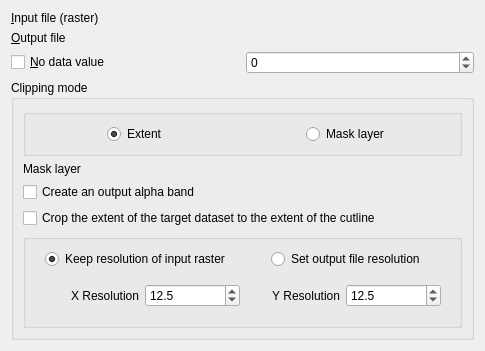
Before: the Qt Designer form python/plugins/GdalTools/tools/widgetClipper.ui in qgis/QGIS, drawn with Qt 5.
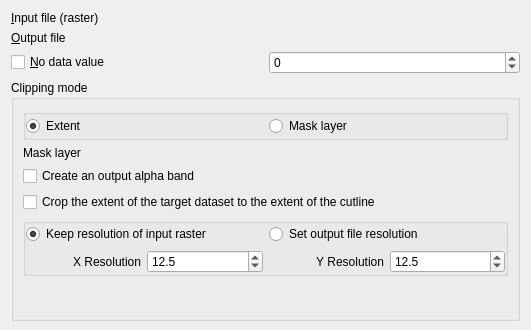
After: the same form once the commit is applied. Custom widgets are drawn as their Qt base class.

Commit message: [GdalTools] minor changes to ui and code (follow 32be4756)

Patch:
```diff
--- a/python/plugins/GdalTools/tools/widgetClipper.ui
+++ b/python/plugins/GdalTools/tools/widgetClipper.ui
@@ -6,8 +6,8 @@
    <rect>
     <x>0</x>
     <y>0</y>
-    <width>485</width>
-    <height>341</height>
+    <width>531</width>
+    <height>330</height>
    </rect>
   </property>
   <property name="sizePolicy">
@@ -20,6 +20,9 @@
    <string>Clipper</string>
   </property>
   <layout class="QVBoxLayout" name="verticalLayout">
+   <property name="bottomMargin">
+    <number>9</number>
+   </property>
    <item>
     <layout class="QGridLayout" name="gridLayout">
      <item row="0" column="0">
@@ -73,6 +76,9 @@
       <string>Clipping mode</string>
      </property>
      <layout class="QGridLayout" name="gridLayout_2">
+      <property name="bottomMargin">
+       <number>0</number>
+      </property>
       <item row="1" column="0" colspan="2">
        <widget class="QStackedWidget" name="modeStackedWidget">
         <property name="currentIndex">
@@ -95,6 +101,19 @@
           <item row="0" column="0">
            <widget class="GdalToolsExtentSelector" name="extentSelector" native="true"/>
           </item>
+          <item row="1" column="0">
+           <spacer name="verticalSpacer_2">
+            <property name="orientation">
+             <enum>Qt::Vertical</enum>
+            </property>
+            <property name="sizeHint" stdset="0">
+             <size>
+              <width>20</width>
+              <height>40</height>
+             </size>
+            </property>
+           </spacer>
+          </item>
          </layout>
         </widget>
         <widget class="QWidget" name="page_2">
@@ -111,126 +130,131 @@
           <property name="bottomMargin">
            <number>0</number>
           </property>
-          <item row="0" column="1">
-           <widget class="GdalToolsInOutSelector" name="maskSelector" native="true"/>
-          </item>
-          <item row="2" column="0">
-           <widget class="QCheckBox" name="cropToCutlineCheck">
-            <property name="text">
-             <string>Crop the extent of the target dataset to the extent of the cutline</string>
-            </property>
-           </widget>
-          </item>
-          <item row="1" column="0">
+          <item row="1" column="0" colspan="2">
            <widget class="QCheckBox" name="alphaBandCheck">
             <property name="text">
              <string>Create an output alpha band</string>
             </property>
            </widget>
           </item>
+          <item row="0" column="1">
+           <widget class="GdalToolsInOutSelector" name="maskSelector" native="true"/>
+          </item>
           <item row="0" column="0">
            <widget class="QLabel" name="label">
+            <property name="sizePolicy">
+             <sizepolicy hsizetype="Minimum" vsizetype="Preferred">
+              <horstretch>0</horstretch>
+              <verstretch>0</verstretch>
+             </sizepolicy>
+            </property>
             <property name="text">
              <string>Mask layer</string>
             </property>
            </widget>
           </item>
           <item row="3" column="0" rowspan="5" colspan="2">
-           <widget class="QGroupBox" name="gridGroupBox">
-            <layout class="QGridLayout" name="gridLayout_7">
-             <item row="0" column="1" alignment="Qt::AlignHCenter">
+           <widget class="QGroupBox" name="resolutionGroup">
+            <layout class="QGridLayout" name="gridLayout_6">
+             <property name="leftMargin">
+              <number>0</number>
+             </property>
+             <property name="topMargin">
+              <number>0</number>
+             </property>
+             <property name="rightMargin">
+              <number>0</number>
+             </property>
+             <property name="bottomMargin">
+              <number>0</number>
+             </property>
+             <item row="1" column="0" colspan="2">
+              <widget class="QWidget" name="resolutionWidget" native="true">
+               <layout class="QGridLayout" name="gridLayout_7">
+                <property name="leftMargin">
+                 <number>0</number>
+                </property>
+                <property name="topMargin">
+                 <number>0</number>
+                </property>
+                <property name="rightMargin">
+                 <number>0</number>
+                </property>
+                <property name="bottomMargin">
+                 <number>0</number>
+                </property>
+                <item row="0" column="0">
+                 <widget class="QLabel" name="label_4">
+                  <property name="layoutDirection">
+                   <enum>Qt::LeftToRight</enum>
+                  </property>
+                  <property name="text">
+                   <string>X Resolution</string>
+                  </property>
+                  <property name="alignment">
+                   <set>Qt::AlignRight|Qt::AlignTrailing|Qt::AlignVCenter</set>
+                  </property>
+                 </widget>
+                </item>
+                <item row="0" column="1">
+                 <widget class="QDoubleSpinBox" name="xRes">
+                  <property name="decimals">
+                   <number>1</number>
+                  </property>
+                  <property name="minimum">
+                   <double>0.100000000000000</double>
+                  </property>
+                  <property name="maximum">
+                   <double>999999.000000000000000</double>
+                  </property>
+                  <property name="singleStep">
+                   <double>0.100000000000000</double>
+                  </property>
+                  <property name="value">
+                   <double>12.500000000000000</double>
+                  </property>
+                 </widget>
+                </item>
+                <item row="0" column="2">
+                 <widget class="QLabel" name="label_5">
+                  <property name="text">
+                   <string>Y Resolution</string>
+                  </property>
+                  <property name="alignment">
+                   <set>Qt::AlignRight|Qt::AlignTrailing|Qt::AlignVCenter</set>
+                  </property>
+                 </widget>
+                </item>
+                <item row="0" column="3">
+                 <widget class="QDoubleSpinBox" name="yRes">
+                  <property name="decimals">
+                   <number>1</number>
+                  </property>
+                  <property name="minimum">
+                   <double>0.100000000000000</double>
+                  </property>
+                  <property name="maximum">
+                   <double>999999.000000000000000</double>
+                  </property>
+                  <property name="singleStep">
+                   <double>0.100000000000000</double>
+                  </property>
+                  <property name="value">
+                   <double>12.500000000000000</double>
+                  </property>
+                 </widget>
+                </item>
+               </layout>
+              </widget>
+             </item>
+             <item row="0" column="1">
               <widget class="QRadioButton" name="setResolutionRadio">
                <property name="text">
                 <string>Set output file resolution</string>
                </property>
               </widget>
              </item>
-             <item row="1" column="0" colspan="2">
-              <widget class="QStackedWidget" name="resolutionStackedWidget">
-               <property name="currentIndex">
-                <number>1</number>
-               </property>
-               <widget class="QWidget" name="page_3"/>
-               <widget class="QWidget" name="resolutionWidget">
-                <layout class="QGridLayout" name="gridLayout_5" columnstretch="0,0,0,0,0">
-                 <property name="leftMargin">
-                  <number>9</number>
-                 </property>
-                 <property name="topMargin">
-                  <number>9</number>
-                 </property>
-                 <property name="rightMargin">
-                  <number>9</number>
-                 </property>
-                 <property name="bottomMargin">
-                  <number>9</number>
-                 </property>
-                 <item row="0" column="4">
-                  <widget class="QDoubleSpinBox" name="yRes">
-                   <property name="decimals">
-                    <number>1</number>
-                   </property>
-                   <property name="minimum">
-                    <double>0.100000000000000</double>
-                   </property>
-                   <property name="maximum">
-                    <double>999999.000000000000000</double>
-                   </property>
-                   <property name="singleStep">
-                    <double>0.100000000000000</double>
-                   </property>
-                   <property name="value">
-                    <double>12.500000000000000</double>
-                   </property>
-                  </widget>
-                 </item>
-                 <item row="0" column="2">
-                  <widget class="QDoubleSpinBox" name="xRes">
-                   <property name="decimals">
-                    <number>1</number>
-                   </property>
-                   <property name="minimum">
-                    <double>0.100000000000000</double>
-                   </property>
-                   <property name="maximum">
-                    <double>999999.000000000000000</double>
-                   </property>
-                   <property name="singleStep">
-                    <double>0.100000000000000</double>
-                   </property>
-                   <property name="value">
-                    <double>12.500000000000000</double>
-                   </property>
-                  </widget>
-                 </item>
-                 <item row="0" column="3">
-                  <widget class="QLabel" name="label_5">
-                   <property name="text">
-                    <string>Y Resolution</string>
-                   </property>
-                   <property name="alignment">
-                    <set>Qt::AlignRight|Qt::AlignTrailing|Qt::AlignVCenter</set>
-                   </property>
-                  </widget>
-                 </item>
-                 <item row="0" column="1">
-                  <widget class="QLabel" name="label_4">
-                   <property name="layoutDirection">
-                    <enum>Qt::LeftToRight</enum>
-                   </property>
-                   <property name="text">
-                    <string>X Resolution</string>
-                   </property>
-                   <property name="alignment">
-                    <set>Qt::AlignRight|Qt::AlignTrailing|Qt::AlignVCenter</set>
-                   </property>
-                  </widget>
-                 </item>
-                </layout>
-               </widget>
-              </widget>
-             </item>
-             <item row="0" column="0" alignment="Qt::AlignHCenter">
+             <item row="0" column="0">
               <widget class="QRadioButton" name="keepResolutionRadio">
                <property name="text">
                 <string>Keep resolution of input raster</string>
@@ -256,6 +280,13 @@
             </property>
            </spacer>
           </item>
+          <item row="2" column="0" colspan="2">
+           <widget class="QCheckBox" name="cropToCutlineCheck">
+            <property name="text">
+             <string>Crop the extent of the target dataset to the extent of the cutline</string>
+            </property>
+           </widget>
+          </item>
          </layout>
         </widget>
        </widget>
@@ -266,7 +297,19 @@
          <string/>
         </property>
         <layout class="QHBoxLayout" name="horizontalLayout">
-         <item alignment="Qt::AlignHCenter|Qt::AlignVCenter">
+         <property name="leftMargin">
+          <number>0</number>
+         </property>
+         <property name="topMargin">
+          <number>0</number>
+         </property>
+         <property name="rightMargin">
+          <number>0</number>
+         </property>
+         <property name="bottomMargin">
+          <number>0</number>
+         </property>
+         <item>
           <widget class="QRadioButton" name="extentModeRadio">
            <property name="text">
             <string>Extent</string>
@@ -276,7 +319,7 @@
            </property>
           </widget>
          </item>
-         <item alignment="Qt::AlignHCenter|Qt::AlignVCenter">
+         <item>
           <widget class="QRadioButton" name="maskModeRadio">
            <property name="layoutDirection">
             <enum>Qt::LeftToRight</enum>
```
The commit also changes 1 other file.
